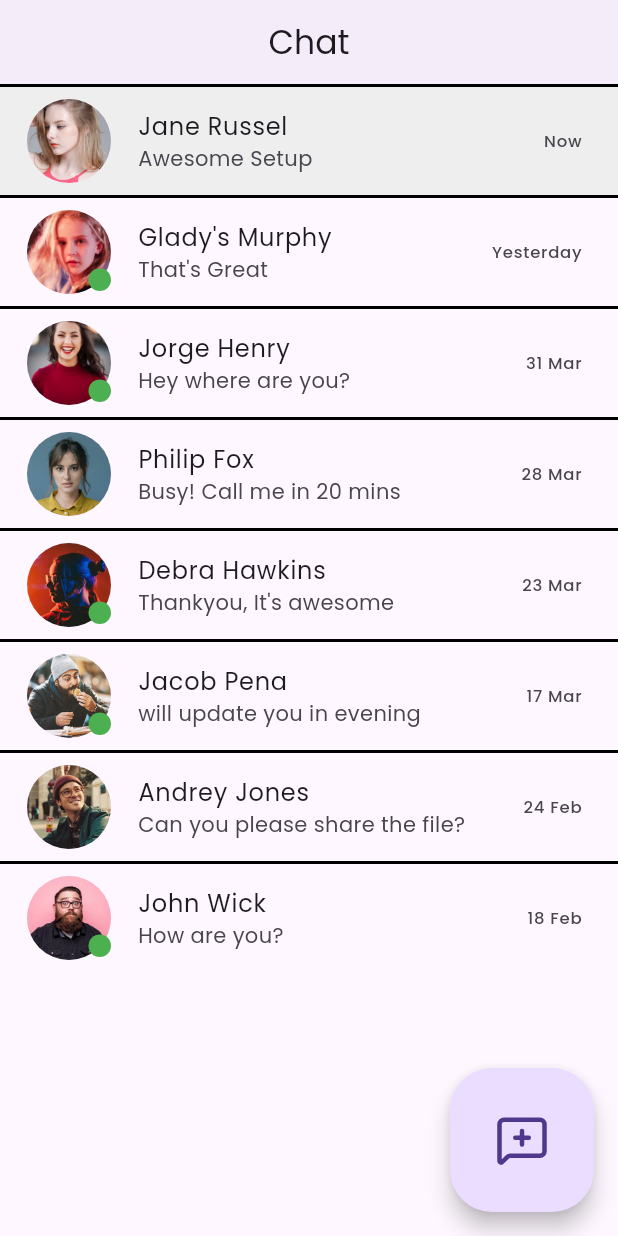
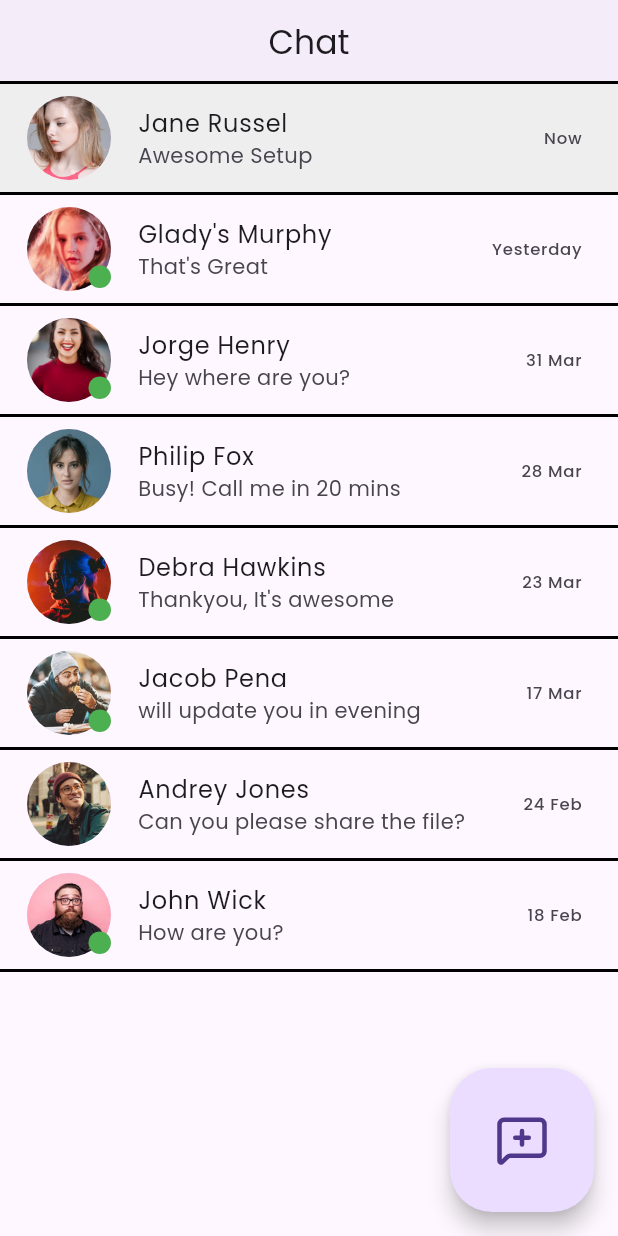
Before and after one commit to adityakumarcodes/aloha-mobile, a Flutter app: the ChatPage screen opened by its route, on a phone screen of 412 x 824 dp. Run offline on Flutter 3.47's test engine with Material 3 defaults, Android fonts, the phone set to English and light mode, and no system bars; our stand-ins replace cached_network_image, go_router, google_fonts, lucide_icons_flutter, shimmer, supabase_flutter and 1 more; missing offline and left inert: any_link_preview; accounts and stored records are empty; network calls fail.

```diff
--- a/lib/screens/chat.dart
+++ b/lib/screens/chat.dart
@@ -21,7 +21,7 @@ class _ChatPageState extends State<ChatPage> {
         title: Text('Chat'),
         centerTitle: true,
         elevation: 2,
-        // shape: Border(bottom: BorderSide(color: Colors.black, width: 2)),
+        shape: Border(bottom: BorderSide(color: Colors.black, width: 2)),
       ),
       body: SingleChildScrollView(
         physics: const BouncingScrollPhysics(),
@@ -38,7 +38,7 @@ class _ChatPageState extends State<ChatPage> {
                   friendProvider.setFriendSelectedToChat(index);
                   context.push('/chat/details');
                 }),
-                shape: Border(top: BorderSide(color: Colors.black, width: 2)),
+                shape: Border(bottom: BorderSide(color: Colors.black, width: 2)),
                 tileColor:
                     selectedIndex == index
                         ? Colors.grey[200]
```
Also changed, not shown: lib/atoms/uibuilder.dart (+4 -16 lines).
